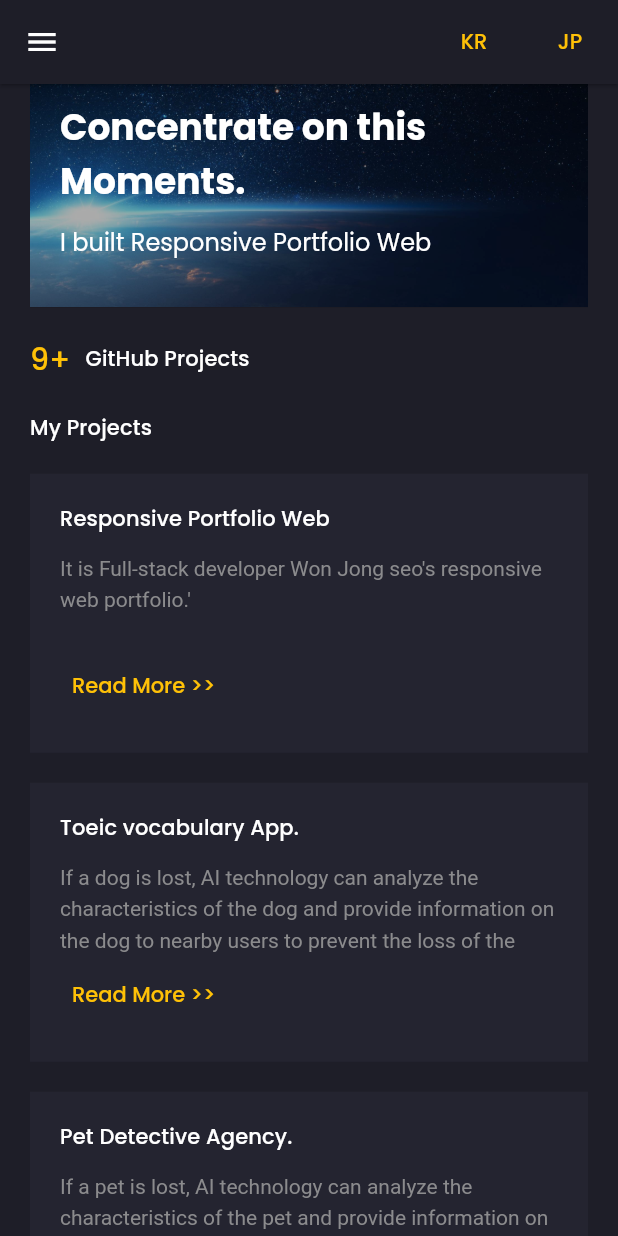
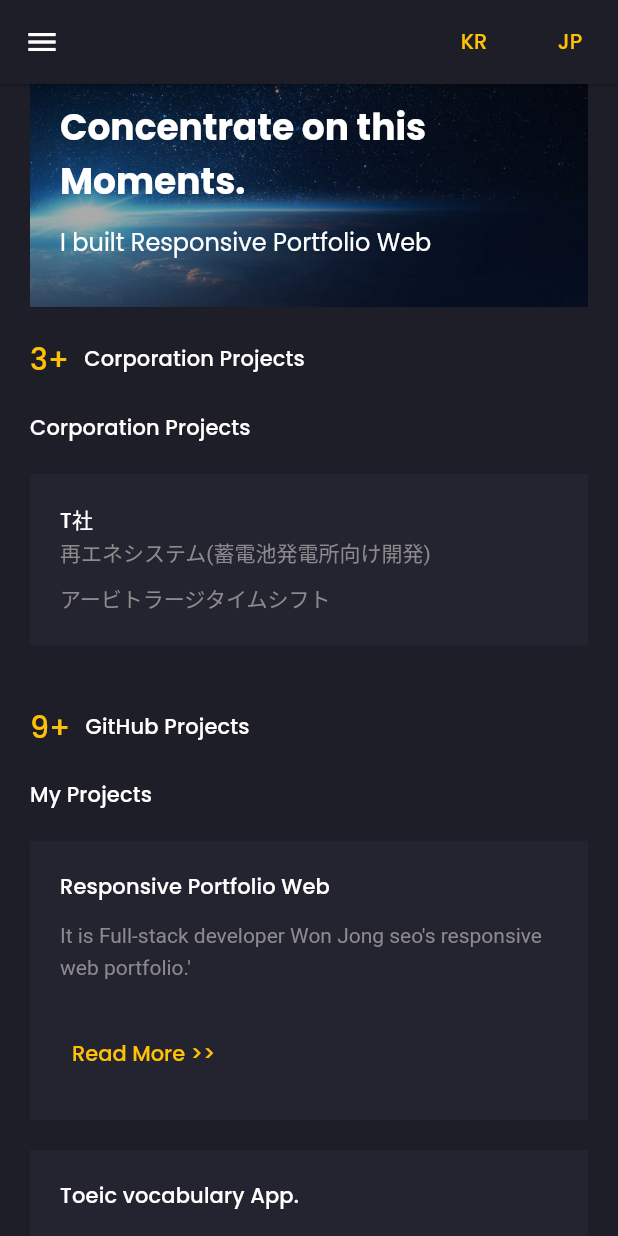
Before and after one commit to wonjongseo/me, a Flutter app: the screen it shows after launch, on a phone screen of 412 x 824 dp. Run offline on Flutter 3.47's test engine with Material 2 defaults, Android fonts, the phone set to English and light mode, and no system bars; drawn by our look-alikes of animated_text_kit; our stand-ins replace carousel_slider, flutter_svg, get, google_fonts.

Commit message:
add corp

```diff
--- /dev/null
+++ b/lib/models/CorporationProjects.dart
@@ -0,0 +1,57 @@
+class Corporation {
+  final String name, source, description;
+  final List<String>? useIt;
+  Corporation(
+      {this.useIt,
+      required this.name,
+      required this.source,
+      required this.description});
+}
+
+final List<Corporation> corporation_projects = [
+  Corporation(
+      name: "T社",
+      source: "再エネシステム(蓄電池発電所向け開発)",
+      description: "アービトラージタイムシフト",
+      useIt: [
+        'Spring Frame Work',
+        'Vue JS',
+        'AWS',
+        'Docker',
+      ]),
+  Corporation(
+      name: "T社",
+      source: "再エネシステム(蓄電池発電所向け開発)",
+      description: "アービトラージタイムシフト",
+      useIt: [
+        'Spring Frame Work',
+        'Vue JS',
+        'AWS',
+        'Docker',
+      ]),
+  Corporation(
+      name: "T社",
+      source: "再エネシステム(蓄電池発電所向け開発)",
+      description: "アービトラージタイムシフト",
+      useIt: [
+        'Spring Frame Work',
+        'Vue JS',
+        'AWS',
+        'Docker',
+      ]),
+  // Corporation(
+  //   name: "Corporation 2",
+  //   source: "Won Jong Seo",
+  //   text: "text Won Jonn Seo",
+  // ),
+  // Corporation(
+  //   name: "Corporation 3",
+  //   source: "Won Jong Seo",
+  //   text: "text Won Jonn Seo",
+  // ),
+  // Corporation(
+  //   name: "Corporation 4",
+  //   source: "Won Jong Seo",
+  //   text: "text Won Jonn Seo",
+  // ),
+];
--- a/lib/screens/home/components/recommendations.dart
+++ b/lib/screens/home/components/corporation/corporation_projects.dart
@@ -1,21 +1,33 @@
 import 'package:flutter/cupertino.dart';
+import 'package:flutter/gestures.dart';
 import 'package:flutter/material.dart';
 import 'package:flutter/src/widgets/container.dart';
 import 'package:flutter/src/widgets/framework.dart';
+import 'package:wonjongseo/components/animated_counter.dart';
 import 'package:wonjongseo/constants.dart';
-import 'package:wonjongseo/models/Recommendation.dart';
+import 'package:wonjongseo/models/CorporationProjects.dart';
+import 'package:wonjongseo/screens/home/components/high_light/high_light.dart';
 import 'package:wonjongseo/utils/dialog.dart';
 
-class Recommendations extends StatelessWidget {
-  const Recommendations({super.key});
-
+class CorporationProjects extends StatelessWidget {
+  const CorporationProjects({super.key});
   @override
   Widget build(BuildContext context) {
     return Column(
       crossAxisAlignment: CrossAxisAlignment.start,
       children: [
+        Padding(
+          padding: const EdgeInsets.symmetric(vertical: defaultPadding),
+          child: HeighLight(
+            counter: AnimatedCounter(
+              value: corporation_projects.length,
+              text: "+",
+            ),
+            label: "Corporation Projects",
+          ),
+        ),
         Text(
-          'Recommendations',
+          'Corporation Projects',
           style: sectionTitleStyle(context),
         ),
         const SizedBox(height: defaultPadding),
@@ -23,11 +35,11 @@ class Recommendations extends StatelessWidget {
           scrollDirection: Axis.horizontal,
           child: Row(
             children: List.generate(
-                demo_recommendations.length,
+                corporation_projects.length,
                 (index) => Padding(
                       padding: const EdgeInsets.only(right: defaultPadding),
-                      child: RecommendationCard(
-                        recommendation: demo_recommendations[index],
+                      child: CorporationProjectCard(
+                        corporationProject: corporation_projects[index],
                       ),
                     )),
           ),
@@ -37,14 +49,14 @@ class Recommendations extends StatelessWidget {
   }
 }
 
-class RecommendationCard extends StatelessWidget {
-  const RecommendationCard({super.key, required this.recommendation});
-  final Recommendation recommendation;
+class CorporationProjectCard extends StatelessWidget {
+  const CorporationProjectCard({super.key, required this.corporationProject});
+  final Corporation corporationProject;
   @override
   Widget build(BuildContext context) {
     return InkWell(
       onTap: () {
-        openDialog(title: recommendation.name, content: 'Not Ready');
+        openDialog(title: corporationProject.name, content: 'Not Ready');
       },
       child: Container(
         width: 400,
@@ -54,13 +66,13 @@ class RecommendationCard extends StatelessWidget {
           crossAxisAlignment: CrossAxisAlignment.start,
           children: [
             Text(
-              recommendation.name!,
+              corporationProject.name!,
               style: sectionTitleStyle(context),
             ),
-            Text(recommendation.source!),
+            Text(corporationProject.source!),
             const SizedBox(height: defaultPadding / 2),
             Text(
-              recommendation.text!,
+              corporationProject.description!,
               maxLines: 4,
               style: TextStyle(height: 1.5),
               overflow: TextOverflow.ellipsis,
--- /dev/null
+++ b/lib/screens/home/components/high_light/high_light.dart
@@ -0,0 +1,28 @@
+import 'package:flutter/cupertino.dart';
+import 'package:flutter/material.dart';
+import 'package:wonjongseo/constants.dart';
+
+class HeighLight extends StatelessWidget {
+  const HeighLight({
+    Key? key,
+    required this.counter,
+    required this.label,
+  }) : super(key: key);
+
+  final Widget counter;
+  final String? label;
+
+  @override
+  Widget build(BuildContext context) {
+    return Row(
+      children: [
+        counter,
+        const SizedBox(width: defaultPadding / 2),
+        Text(
+          label!,
+          style: Theme.of(context).textTheme.subtitle2,
+        )
+      ],
+    );
+  }
+}
--- a/lib/screens/home/components/high_lights_info.dart
+++ b/lib/screens/home/components/high_lights_info.dart
@@ -4,8 +4,10 @@ import 'package:flutter/src/widgets/container.dart';
 import 'package:flutter/src/widgets/framework.dart';
 import 'package:wonjongseo/components/animated_counter.dart';
 import 'package:wonjongseo/constants.dart';
+import 'package:wonjongseo/models/CorporationProjects.dart';
 import 'package:wonjongseo/models/Project.dart';
 import 'package:wonjongseo/responsive.dart';
+import 'package:wonjongseo/screens/home/components/high_light/high_light.dart';
 
 class HighLightsInfo extends StatelessWidget {
   const HighLightsInfo({super.key});
@@ -15,22 +17,16 @@ class HighLightsInfo extends StatelessWidget {
     return Padding(
       padding: const EdgeInsets.symmetric(vertical: defaultPadding),
       child: Row(
-        mainAxisAlignment: MainAxisAlignment.spaceBetween,
+        // mainAxisAlignment: MainAxisAlignment.spaceBetween,
         children: [
-          // HeighLight(
-          //   counter: AnimatedCounter(
-          //     value: 119,
-          //     text: "K+",
-          //   ),
-          //   label: "Subscribers",
-          // ),
-          // HeighLight(
-          //   counter: AnimatedCounter(
-          //     value: 40,
-          //     text: "+",
-          //   ),
-          //   label: "Videos",
-          // ),
+          HeighLight(
+            counter: AnimatedCounter(
+              value: corporation_projects.length,
+              text: "+",
+            ),
+            label: "Corporation Projects",
+          ),
+          const SizedBox(width: defaultPadding),
           HeighLight(
             counter: AnimatedCounter(
               value: my_projects.length,
@@ -50,28 +46,3 @@ class HighLightsInfo extends StatelessWidget {
     );
   }
 }
-
-class HeighLight extends StatelessWidget {
-  const HeighLight({
-    Key? key,
-    required this.counter,
-    required this.label,
-  }) : super(key: key);
-
-  final Widget counter;
-  final String? label;
-
-  @override
-  Widget build(BuildContext context) {
-    return Row(
-      children: [
-        counter,
-        const SizedBox(width: defaultPadding / 2),
-        Text(
-          label!,
-          style: Theme.of(context).textTheme.subtitle2,
-        )
-      ],
-    );
-  }
-}
--- a/lib/screens/home/components/home_banner.dart
+++ b/lib/screens/home/components/home_banner.dart
@@ -7,7 +7,7 @@ import 'package:wonjongseo/constants.dart';
 import 'package:wonjongseo/models/Project.dart';
 import 'package:wonjongseo/models/languages.dart';
 import 'package:wonjongseo/responsive.dart';
-import 'package:wonjongseo/screens/main/main_scrren.dart';
+import 'package:wonjongseo/screens/main/main_screen.dart';
 import 'package:wonjongseo/utils/dialog.dart';
 import 'package:wonjongseo/utils/language_switch_card.dart';
 
--- a/lib/screens/home/components/projects.dart
+++ b/lib/screens/home/components/projects/projects.dart
@@ -1,9 +1,11 @@
 import 'package:flutter/cupertino.dart';
 import 'package:flutter/material.dart';
+import 'package:wonjongseo/components/animated_counter.dart';
 import 'package:wonjongseo/constants.dart';
 import 'package:wonjongseo/models/Project.dart';
 import 'package:wonjongseo/responsive.dart';
-import 'package:wonjongseo/screens/home/components/project_card.dart';
+import 'package:wonjongseo/screens/home/components/high_light/high_light.dart';
+import 'package:wonjongseo/screens/home/components/projects/project_card.dart';
 
 class Projects extends StatelessWidget {
   const Projects({super.key});
@@ -13,6 +15,16 @@ class Projects extends StatelessWidget {
     return Column(
       crossAxisAlignment: CrossAxisAlignment.start,
       children: [
+        Padding(
+          padding: const EdgeInsets.symmetric(vertical: defaultPadding),
+          child: HeighLight(
+            counter: AnimatedCounter(
+              value: my_projects.length,
+              text: "+",
+            ),
+            label: "GitHub Projects",
+          ),
+        ),
         Text(
           'My Projects',
           style: sectionTitleStyle(context),
--- a/lib/screens/home/home_screen.dart
+++ b/lib/screens/home/home_screen.dart
@@ -1,10 +1,9 @@
 import 'package:flutter/cupertino.dart';
 import 'package:wonjongseo/constants.dart';
-import 'package:wonjongseo/screens/home/components/high_lights_info.dart';
 import 'package:wonjongseo/screens/home/components/home_banner.dart';
-import 'package:wonjongseo/screens/home/components/projects.dart';
-import 'package:wonjongseo/screens/home/components/recommendations.dart';
-import 'package:wonjongseo/screens/main/main_scrren.dart';
+import 'package:wonjongseo/screens/home/components/corporation/corporation_projects.dart';
+import 'package:wonjongseo/screens/home/components/projects/projects.dart';
+import 'package:wonjongseo/screens/main/main_screen.dart';
 
 const String HOME_PATH = '/';
 
@@ -22,12 +21,11 @@ class _HomeScreenState extends State<HomeScreen> {
       isHome: true,
       body: SingleChildScrollView(
         child: Column(
-          children: const [
+          children: [
             HomeBanner(),
-            HighLightsInfo(),
+            CorporationProjects(),
+            SizedBox(height: defaultPadding),
             Projects(),
-            SizedBox(height: defaultPadding),
-            Recommendations(),
             SizedBox(height: defaultPadding),
           ],
         ),
--- a/lib/screens/project_detail/components/project_image_slider.dart
+++ b/lib/screens/project_detail/components/project_image_slider.dart
@@ -24,7 +24,7 @@ class ProjectImageSlider extends StatelessWidget {
   @override
   Widget build(BuildContext context) {
     if (project.images.isEmpty) {
-      return Container();
+      return const SizedBox(height: 650 / 4);
     }
     return Row(
       mainAxisAlignment: MainAxisAlignment.center,
--- a/lib/screens/project_detail/project_detail_screen.dart
+++ b/lib/screens/project_detail/project_detail_screen.dart
@@ -5,7 +5,7 @@ import 'package:flutter/src/widgets/framework.dart';
 import 'package:wonjongseo/constants.dart';
 import 'package:wonjongseo/models/Project.dart';
 import 'package:wonjongseo/responsive.dart';
-import 'package:wonjongseo/screens/main/main_scrren.dart';
+import 'package:wonjongseo/screens/main/main_screen.dart';
 import 'package:carousel_slider/carousel_slider.dart';
 import 'package:get/get.dart';
 import 'package:wonjongseo/screens/project_detail/components/project_detail_card.dart';
```
Also changed, not shown: lib/models/Recommendation.dart (deleted, +0 -28 lines), assets/images/IMG_7344.jpg (deleted), assets/images/bg.jpeg (deleted), lib/screens/home/components/projects/project_card.dart (renamed from lib/screens/home/components/project_card.dart), lib/screens/main/main_screen.dart (renamed from lib/screens/main/main_scrren.dart).
